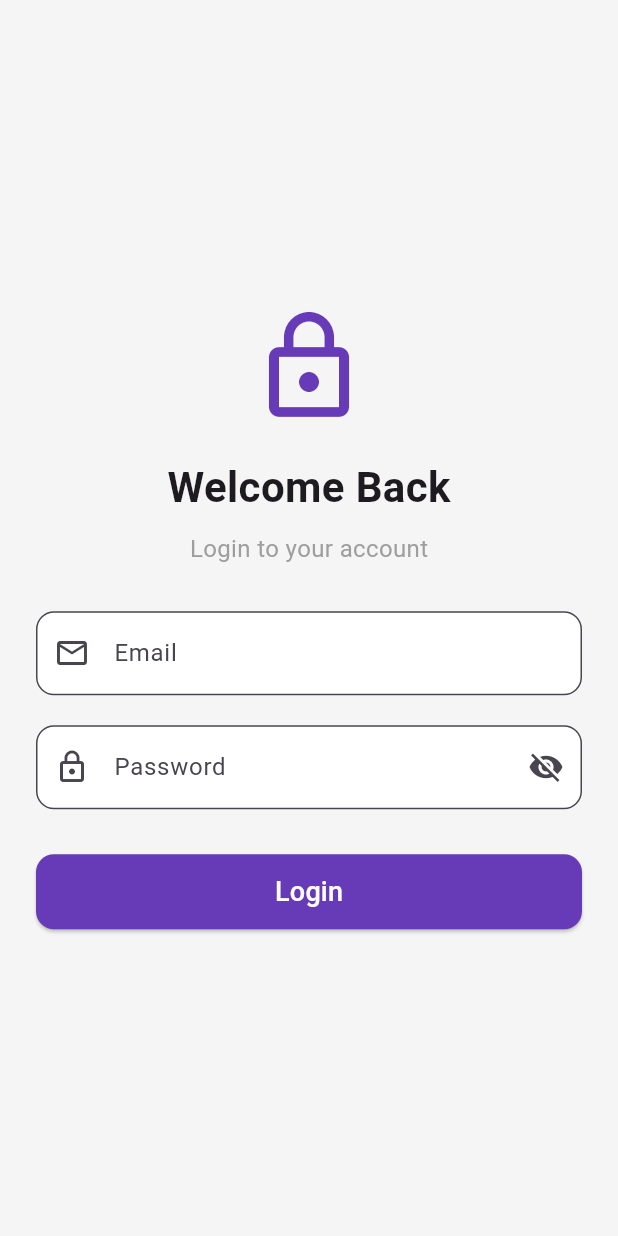
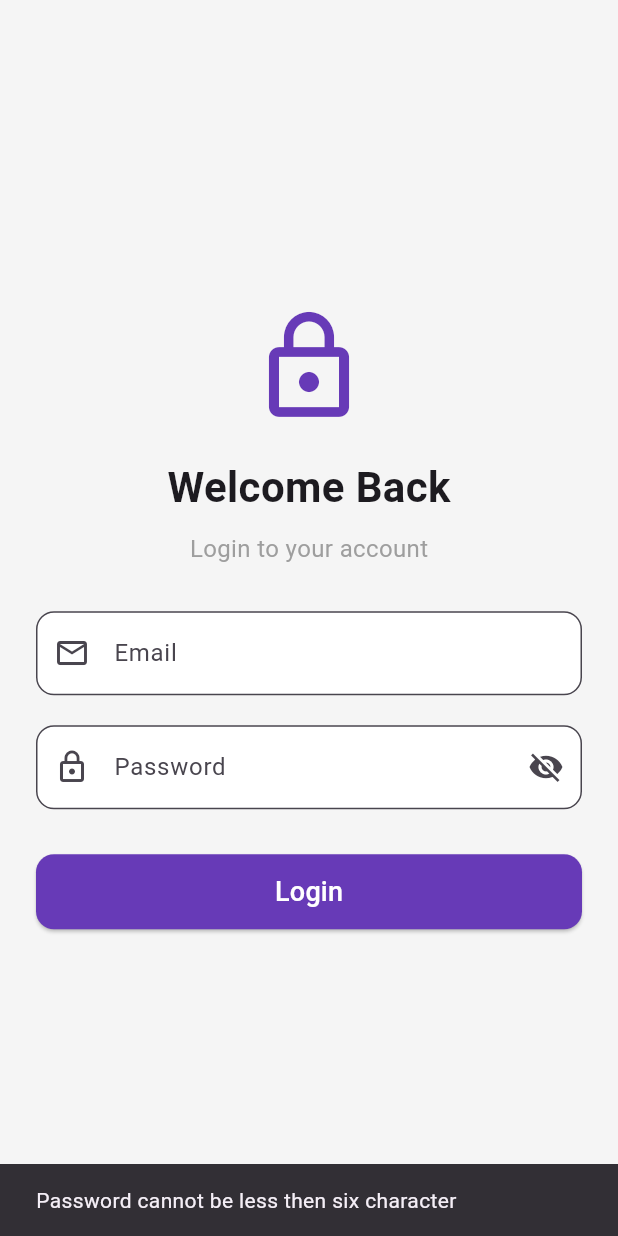
Before and after one commit to mannpadhiar/todo_bloc, a Flutter app: the screen it shows after launch, after a tap on "Login", on a phone screen of 412 x 824 dp. Run offline on Flutter 3.47's test engine with Material 3 defaults, Android fonts, the phone set to English and light mode, and no system bars; our stand-ins replace bloc, flutter_bloc.

Commit message:
made changes

```diff
--- a/lib/Bloc/auth_bloc.dart
+++ b/lib/Bloc/auth_bloc.dart
@@ -6,6 +6,7 @@ part 'auth_state.dart';
 class AuthBloc extends Bloc<AuthEvent,AuthState>{
   AuthBloc() : super(AuthInitial()) {
     on<AuthLoginRequested>((event, emit) async {
+      emit(AuthLoading());
       try{
         final email = event.email;
         final password = event.password;
--- a/lib/Bloc/auth_state.dart
+++ b/lib/Bloc/auth_state.dart
@@ -17,3 +17,5 @@ class AuthFailure extends AuthState{
 
   AuthFailure(this.errorMessage);
 }
+
+class AuthLoading extends AuthState{}
--- a/lib/logIn_page.dart
+++ b/lib/logIn_page.dart
@@ -1,6 +1,8 @@
 import 'package:flutter/material.dart';
 import 'package:flutter_bloc/flutter_bloc.dart';
 import 'package:todo_bloc/Bloc/auth_bloc.dart';
+import 'package:todo_bloc/home_page.dart';
+import 'package:todo_bloc/home_screen.dart';
 
 class LoginPage extends StatefulWidget {
   const LoginPage({super.key});
@@ -20,7 +22,13 @@ class _LoginPageState extends State<LoginPage> {
   Widget build(BuildContext context) {
     return Scaffold(
         backgroundColor: const Color(0xFFF5F5F5),
-        body: Center(
+        body: BlocConsumer<AuthBloc,AuthState>(
+            builder: (context, state) {
+              if(state is AuthLoading){
+                return const Center(child: CircularProgressIndicator());
+              }
+              else{
+                return Center(
                   child: SingleChildScrollView(
                     padding: const EdgeInsets.symmetric(horizontal: 24.0),
                     child: Column(
@@ -96,7 +104,18 @@ class _LoginPageState extends State<LoginPage> {
                       ],
                     ),
                   ),
-        ),
+                );
+              }
+            },
+            listener: (context, state) {
+              if(state is AuthFailure){
+                ScaffoldMessenger.of(context).showSnackBar(SnackBar(content: Text(state.errorMessage)));
+              }
+              else if(state is AuthSuccess){
+                Navigator.push(context, MaterialPageRoute(builder: (context) => HomeScreen(),));
+              }
+            },
+        )
     );
   }
 }
```
Also changed, not shown: lib/home_screen.dart (added, +23 -0 lines). Lines whose indentation alone changed are shown as unchanged.
